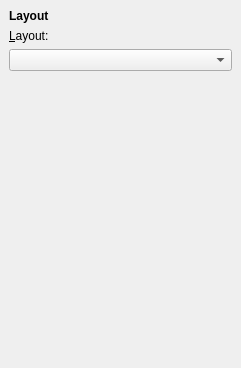
Above: cokoon/cokoon/themeeditor/edit_layout.ui from mathieujobin/kde-playground-artwork before the change. Below: the same form after it.
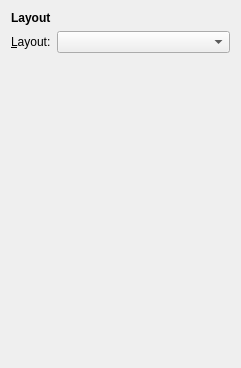
That is the form after the change.

```diff
--- a/cokoon/cokoon/themeeditor/edit_layout.ui
+++ b/cokoon/cokoon/themeeditor/edit_layout.ui
@@ -9,30 +9,15 @@
     <height>368</height>
    </rect>
   </property>
-  <layout class="QVBoxLayout" >
-   <property name="spacing" >
-    <number>6</number>
-   </property>
-   <property name="leftMargin" >
-    <number>9</number>
-   </property>
-   <property name="topMargin" >
-    <number>9</number>
-   </property>
-   <property name="rightMargin" >
-    <number>9</number>
-   </property>
-   <property name="bottomMargin" >
-    <number>9</number>
-   </property>
-   <item>
+  <layout class="QGridLayout" >
+   <item row="0" column="0" colspan="2" >
     <widget class="QLabel" name="label_9" >
      <property name="text" >
       <string>&lt;b>Layout&lt;/b></string>
      </property>
     </widget>
    </item>
-   <item>
+   <item row="1" column="0" >
     <widget class="QLabel" name="label" >
      <property name="sizePolicy" >
       <sizepolicy vsizetype="Preferred" hsizetype="Maximum" >
@@ -48,18 +33,18 @@
      </property>
     </widget>
    </item>
-   <item>
+   <item row="1" column="1" >
     <widget class="QComboBox" name="layout" />
    </item>
-   <item>
+   <item row="2" column="1" >
     <spacer>
      <property name="orientation" >
       <enum>Qt::Vertical</enum>
      </property>
      <property name="sizeHint" >
       <size>
-       <width>180</width>
-       <height>241</height>
+       <width>121</width>
+       <height>267</height>
       </size>
      </property>
     </spacer>
```
